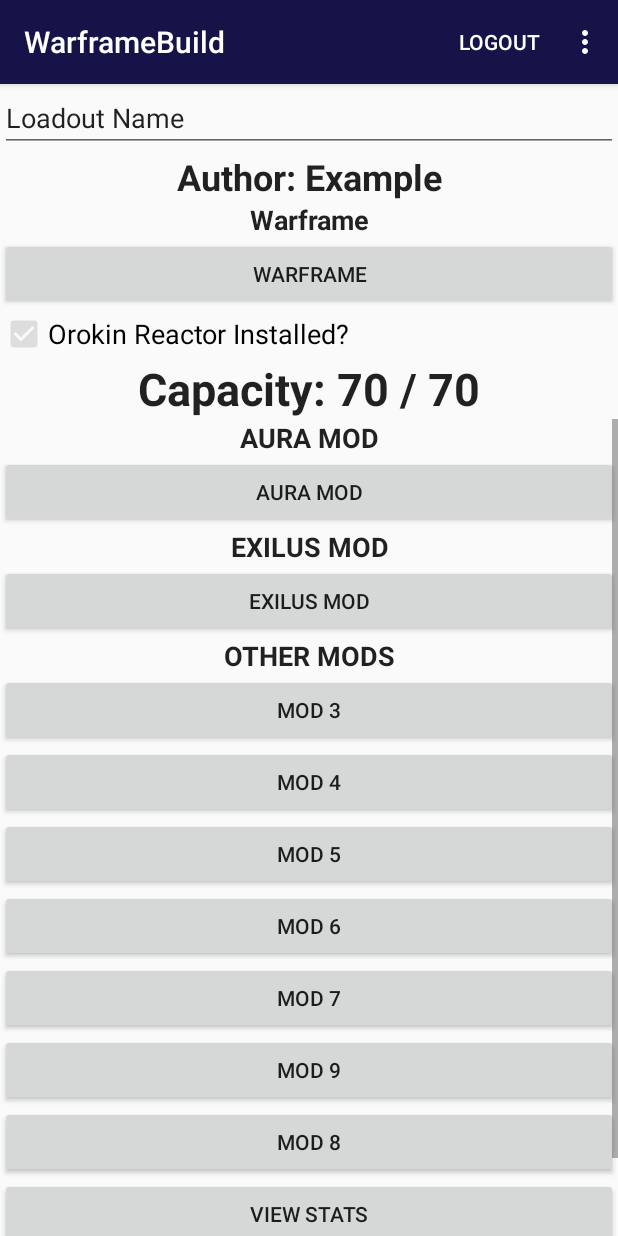
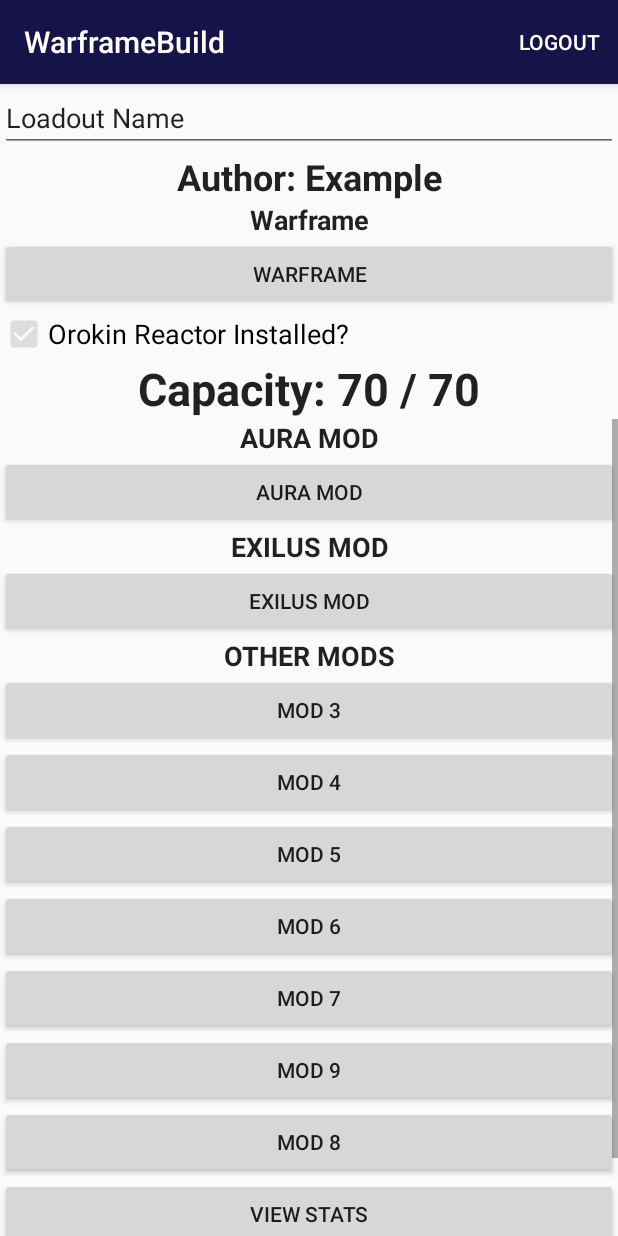
Before and after one commit to NomBytes/WarframeBuild, an Android app: the screen it shows after launch (MenuActivity), after a tap on an icon or button, on a phone screen of 412 x 824 dp. Run offline under Robolectric (Android 15) with nearby library versions, the phone set to English and light mode, and no system bars.

Commit message:
login and logout minor change

```diff
--- a/app/src/main/java/com/example/nombi/warframebuild/MenuActivity.java
+++ b/app/src/main/java/com/example/nombi/warframebuild/MenuActivity.java
@@ -60,9 +60,10 @@
         int id = item.getItemId();
 
         //noinspection SimplifiableIfStatement
+        /*
         if (id == R.id.action_settings) {
             return true;
-        }
+        }*/
         if (id == R.id.action_logout) {
             SharedPreferences sharedPreferences =
                     getSharedPreferences(getString(R.string.LOGIN_PREFS), Context.MODE_PRIVATE);
--- a/app/src/main/res/menu/menu_warframe.xml
+++ b/app/src/main/res/menu/menu_warframe.xml
@@ -2,11 +2,11 @@
     xmlns:app="http://schemas.android.com/apk/res-auto"
     xmlns:tools="http://schemas.android.com/tools"
     tools:context="athenac.uw.tacoma.edu.webserviceslab.CourseActivity">
-    <item
+    <!--<item
         android:id="@+id/action_settings"
         android:orderInCategory="100"
         android:title="@string/action_settings"
-        app:showAsAction="never" />
+        app:showAsAction="never" />-->
     <item
         android:id="@+id/action_logout"
         android:orderInCategory="100"
```
